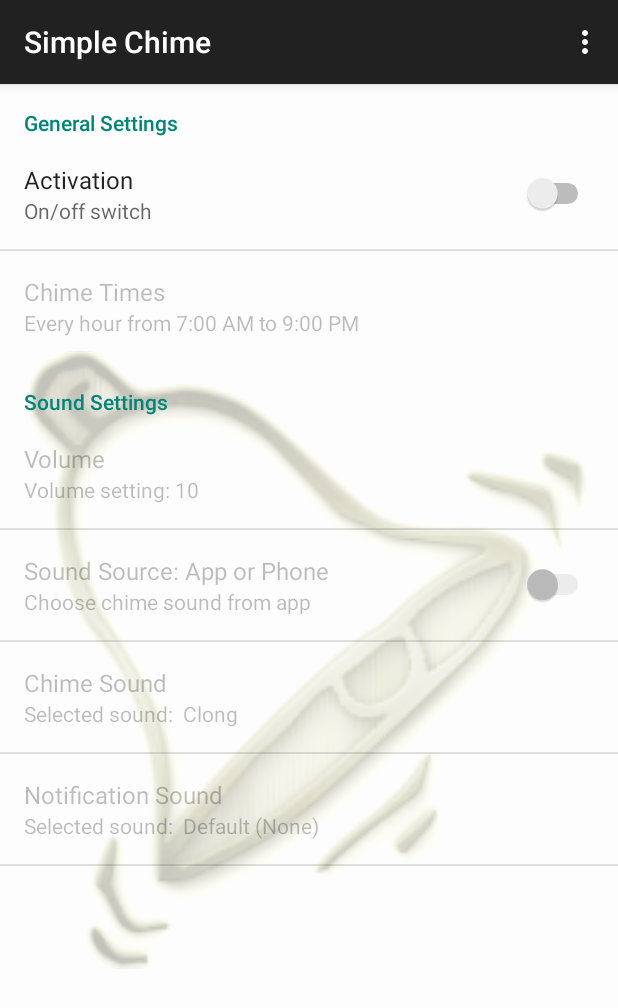
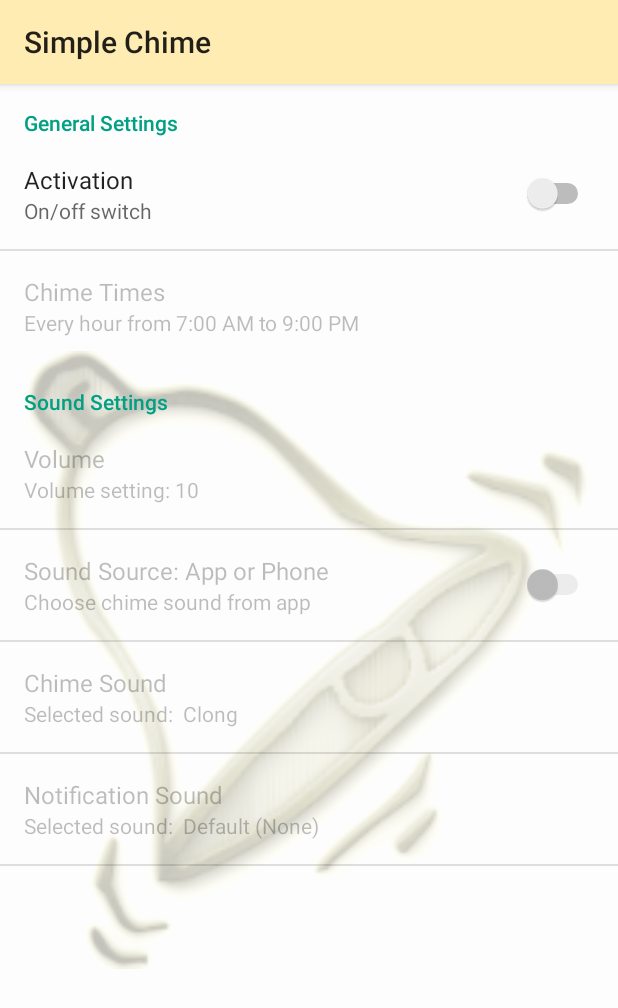
Before and after one commit to tonyc10/simple-chime, an Android app: the screen it shows after launch (MainActivity), on a phone screen of 412 x 824 dp. Shown: the top 1008 px of the screen. Run offline under Robolectric (Android 15) with nearby library versions, the phone set to English and light mode, and no system bars; 1 statement that could not run was skipped.

Commit message:
Material colors, action bar

```diff
--- a/app/src/main/res/menu/menu_main.xml
+++ b/app/src/main/res/menu/menu_main.xml
@@ -1,6 +1,3 @@
 <menu xmlns:android="http://schemas.android.com/apk/res/android"
-    xmlns:app="http://schemas.android.com/apk/res-auto"
     xmlns:tools="http://schemas.android.com/tools" tools:context=".MainActivity">
-    <item android:id="@+id/menu_settings" android:title="@string/action_settings"
-        android:orderInCategory="100" app:showAsAction="never" />
 </menu>
--- /dev/null
+++ b/app/src/main/res/values/colors.xml
@@ -0,0 +1,6 @@
+<?xml version="1.0" encoding="utf-8"?>
+<resources>
+    <color name="amber_300">#FFECB3</color>
+    <color name="amber_500">#FFC107</color>
+    <color name="teal_A800">#00A083</color>
+</resources>
--- a/app/src/main/res/values/styles.xml
+++ b/app/src/main/res/values/styles.xml
@@ -1,8 +1,10 @@
 <resources>
 
     <!-- Base application theme. -->
-    <style name="AppTheme" parent="Theme.AppCompat.Light.DarkActionBar">
-        <!-- Customize your theme here. -->
+    <style name="AppTheme" parent="Theme.AppCompat.Light">
+        <item name="colorPrimary">@color/amber_300</item>
+        <item name="colorPrimaryDark">@color/amber_500</item>
+        <item name="colorAccent">@color/teal_A800</item>
     </style>
 
 </resources>
```
